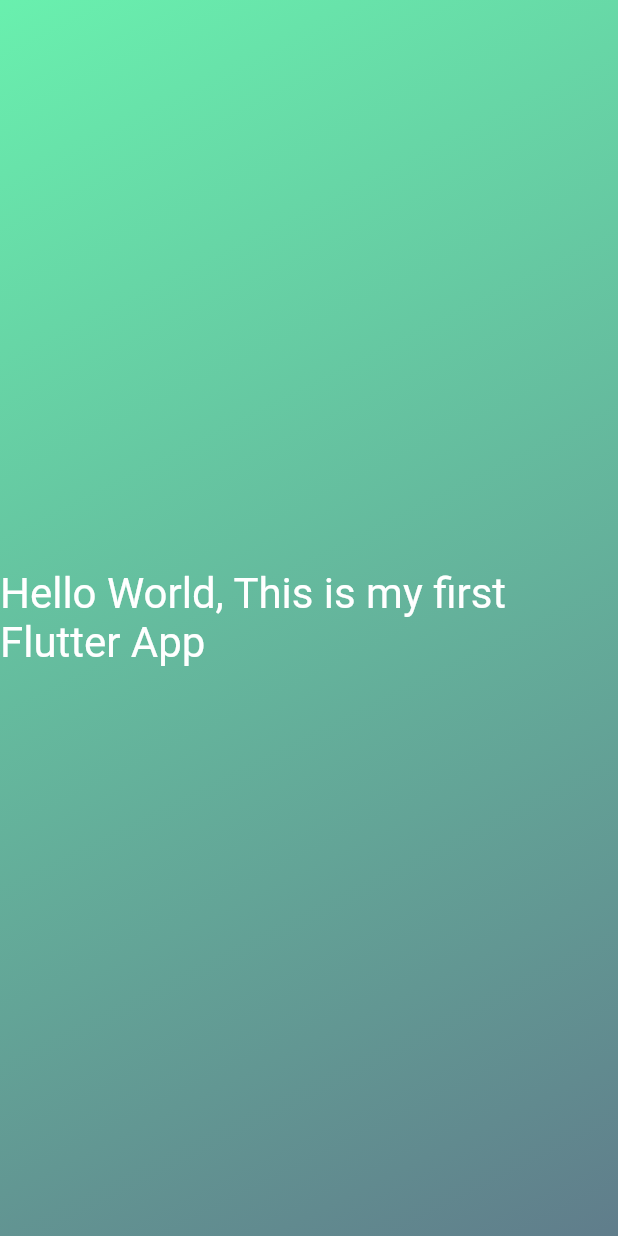
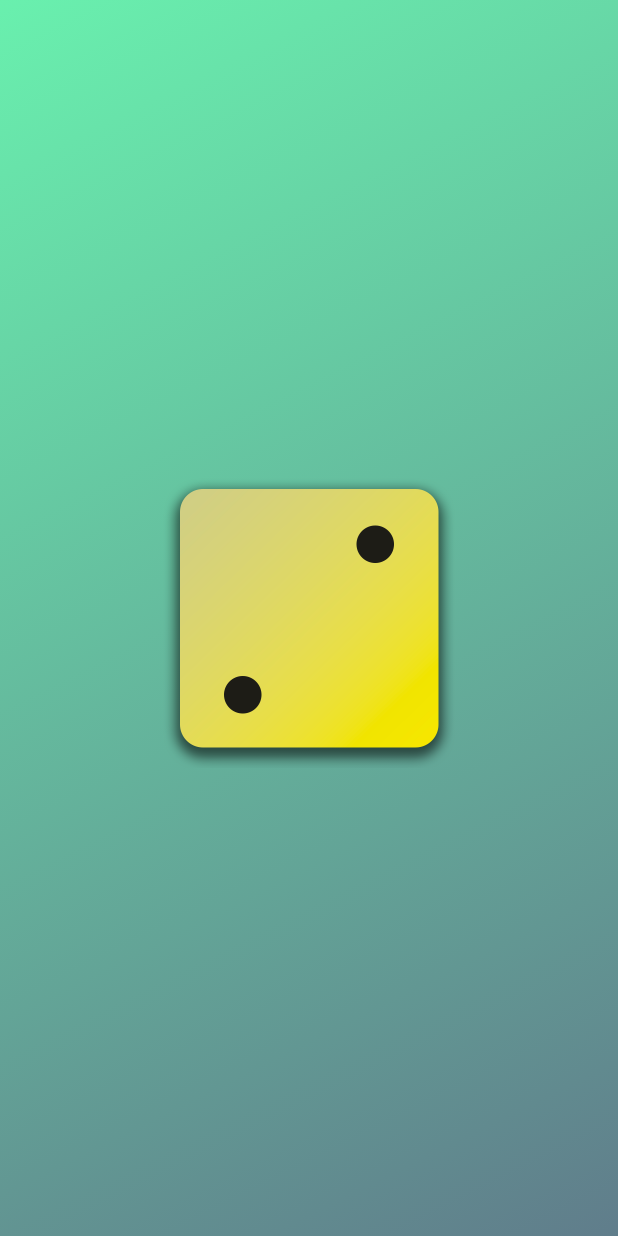
Before and after one commit to atomicstructure/flutter, a Flutter app: the screen it shows after launch, on a phone screen of 412 x 824 dp. Run offline on Flutter 3.47's test engine with Material 2 defaults, Android fonts, the phone set to English and light mode, and no system bars.

Commit message:
Added a dice image

```diff
--- a/lib/newgradient_container.dart
+++ b/lib/newgradient_container.dart
@@ -1,5 +1,4 @@
 import 'package:flutter/material.dart';
-import 'package:flutter_dev/styled_text.dart';
 
 const aBegin = Alignment.bottomRight;
 const aEnd = Alignment.topLeft;
@@ -35,8 +34,8 @@ class NewGradientContainer extends StatelessWidget {
       decoration: BoxDecoration(
         gradient: LinearGradient(colors: colors, begin: aBegin, end: aEnd),
       ),
-      child: const Center(
-        child: StyledText('Hello World, This is my first Flutter App'),
+      child: Center(
+        child: Image.asset('assets/images/dice-2.png', width: 200),
       ),
     );
   }
```
